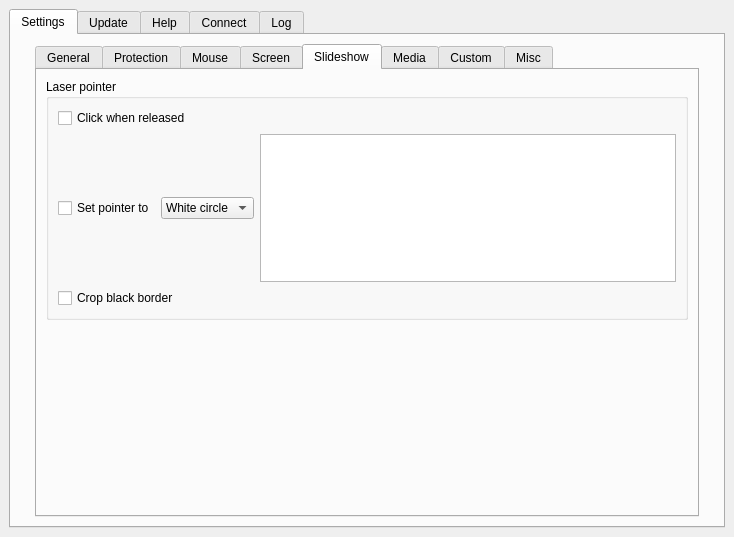
Qt form Source/MacOS/RemoteControlServer/mainwindow.ui (Steppschuh/RemoteControlServer) before a commit.
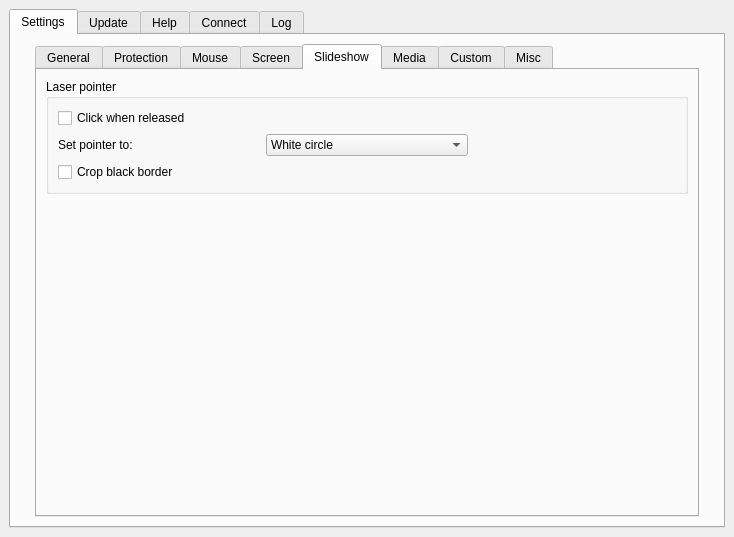
The same form after that commit. The open tabs and pages were chosen to show the change. Icons and pictures are not drawn.

```diff
--- a/Source/MacOS/RemoteControlServer/mainwindow.ui
+++ b/Source/MacOS/RemoteControlServer/mainwindow.ui
@@ -693,6 +693,20 @@
                <string>Laser pointer</string>
               </property>
               <layout class="QGridLayout" name="gridLayout_10">
+               <item row="0" column="0">
+                <widget class="QCheckBox" name="slideShowClickWhenReleased">
+                 <property name="text">
+                  <string>Click when released</string>
+                 </property>
+                </widget>
+               </item>
+               <item row="1" column="0">
+                <widget class="QLabel" name="label_15">
+                 <property name="text">
+                  <string>Set pointer to:</string>
+                 </property>
+                </widget>
+               </item>
                <item row="1" column="1">
                 <widget class="QComboBox" name="slideShowSelectPointer">
                  <property name="editable">
@@ -705,30 +719,26 @@
                  </item>
                 </widget>
                </item>
-               <item row="0" column="0" colspan="2">
-                <widget class="QCheckBox" name="slideShowClickWhenReleased">
+               <item row="1" column="2">
+                <widget class="QLabel" name="pointerLabel">
                  <property name="text">
-                  <string>Click when released</string>
+                  <string/>
                  </property>
-                </widget>
-               </item>
-               <item row="1" column="0">
-                <widget class="QCheckBox" name="slideShowSetPointerTo">
-                 <property name="text">
-                  <string>Set pointer to</string>
+                 <property name="pixmap">
+                  <pixmap resource="resources.qrc">:/icons/pointer_white.png</pixmap>
                  </property>
+                 <property name="alignment">
+                  <set>Qt::AlignRight|Qt::AlignTrailing|Qt::AlignVCenter</set>
+                 </property>
                 </widget>
                </item>
-               <item row="2" column="0" colspan="2">
+               <item row="2" column="0">
                 <widget class="QCheckBox" name="slideShowCropBlackBorder">
                  <property name="text">
                   <string>Crop black border</string>
                  </property>
                 </widget>
                </item>
-               <item row="1" column="2">
-                <widget class="QGraphicsView" name="graphicsView"/>
-               </item>
               </layout>
              </widget>
             </item>
```
Left out of the diff: 39 changed lines with no effect on the pictures.
